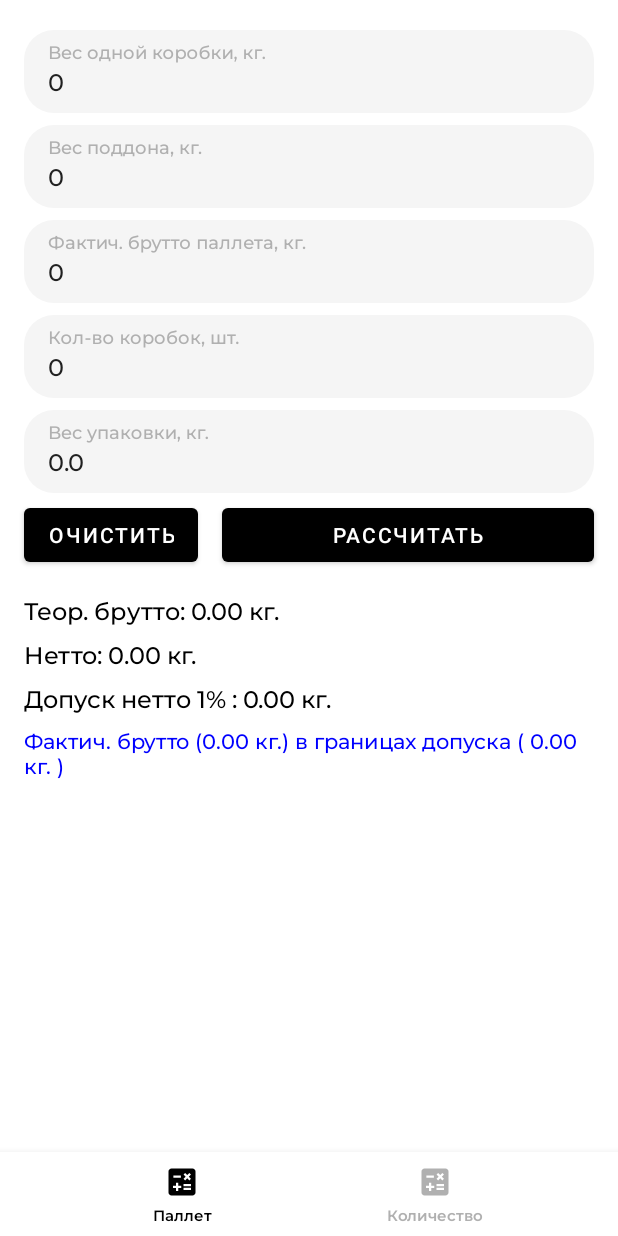
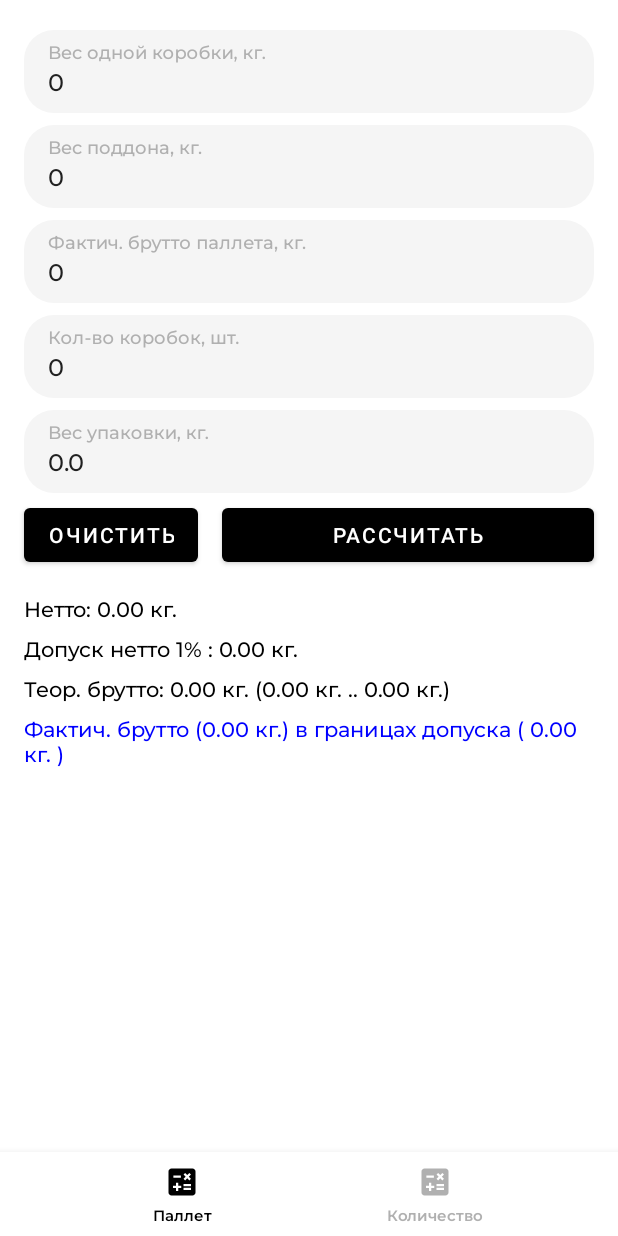
Before and after one commit to GoogelFist/PackerHelper, an Android app: the screen it shows after launch (MainActivity), after a tap on "РАССЧИТАТЬ", on a phone screen of 412 x 824 dp. Run offline under Robolectric (Android 15) with nearby library versions, the phone set to English and light mode, and no system bars; our stand-ins replace Dagger/Hilt's generated code, navigation-ui; 3 statements that could not run were skipped; 1 other tap on this screen came first.

Commit message:
edit layout

```diff
--- a/app/src/main/java/com/github/googelfist/packerhelper/presentation/screens/pallet/PalletViewModel.kt
+++ b/app/src/main/java/com/github/googelfist/packerhelper/presentation/screens/pallet/PalletViewModel.kt
@@ -7,6 +7,7 @@ import androidx.lifecycle.viewModelScope
 import com.github.googelfist.packerhelper.domain.LoadPalletUseCase
 import com.github.googelfist.packerhelper.domain.SavePackageWeightUseCase
 import com.github.googelfist.packerhelper.presentation.screens.EventHandler
+import com.github.googelfist.packerhelper.presentation.screens.pallet.model.Limit
 import com.github.googelfist.packerhelper.presentation.screens.pallet.model.PalletEvent
 import com.github.googelfist.packerhelper.presentation.screens.pallet.model.PalletState
 import kotlinx.coroutines.launch
@@ -44,14 +45,14 @@ class PalletViewModel(
 
             val theoreticalGross = clearWeight + event.packageWeight + event.trayWeight
             val realGross = event.grossWeight
-            val allow = clearWeight / 100
+            val limitValue = clearWeight / 100
 
-            val lowerBorderGross = theoreticalGross - allow
-            val highestBorderGross = theoreticalGross + allow
+            val minGrossLimit = theoreticalGross - limitValue
+            val maxGrossLimit = theoreticalGross + limitValue
 
-            val isCorrect = event.grossWeight in (lowerBorderGross..highestBorderGross)
-            val isLess = event.grossWeight < lowerBorderGross
-            val isMore = event.grossWeight > highestBorderGross
+            val isCorrect = event.grossWeight in (minGrossLimit..maxGrossLimit)
+            val isLess = event.grossWeight < minGrossLimit
+            val isMore = event.grossWeight > maxGrossLimit
 
             savePackageWeightUseCase(boxCount = event.boxCount, packageWeight = event.packageWeight)
 
@@ -59,23 +60,23 @@ class PalletViewModel(
                 isCorrect -> PalletState.Correct(
                     clearWeight = clearWeight,
                     theoreticalGross = theoreticalGross,
-                    allow = allow,
+                    limit = Limit(limitValue, minGrossLimit, maxGrossLimit),
                     realGross = realGross,
                     diff = event.grossWeight - theoreticalGross
                 )
                 isLess -> PalletState.Less(
                     clearWeight = clearWeight,
                     theoreticalGross = theoreticalGross,
-                    allow = allow,
+                    limit = Limit(limitValue, minGrossLimit, maxGrossLimit),
                     realGross = realGross,
-                    diff = event.grossWeight - lowerBorderGross
+                    diff = event.grossWeight - minGrossLimit
                 )
                 isMore -> PalletState.More(
                     clearWeight = clearWeight,
                     theoreticalGross = theoreticalGross,
-                    allow = allow,
+                    limit = Limit(limitValue, minGrossLimit, maxGrossLimit),
                     realGross = realGross,
-                    diff = event.grossWeight - highestBorderGross
+                    diff = event.grossWeight - maxGrossLimit
                 )
                 else -> PalletState.InitState()
             }
--- a/app/src/main/java/com/github/googelfist/packerhelper/presentation/screens/pallet/model/PalletState.kt
+++ b/app/src/main/java/com/github/googelfist/packerhelper/presentation/screens/pallet/model/PalletState.kt
@@ -4,7 +4,7 @@ sealed class PalletState {
     data class Less(
         val clearWeight: Float,
         val theoreticalGross: Float,
-        val allow: Float,
+        val limit: Limit,
         val realGross: Float,
         val diff: Float
     ) : PalletState()
@@ -12,7 +12,7 @@ sealed class PalletState {
     data class Correct(
         val clearWeight: Float,
         val theoreticalGross: Float,
-        val allow: Float,
+        val limit: Limit,
         val realGross: Float,
         val diff: Float
     ) : PalletState()
@@ -20,7 +20,7 @@ sealed class PalletState {
     data class More(
         val clearWeight: Float,
         val theoreticalGross: Float,
-        val allow: Float,
+        val limit: Limit,
         val realGross: Float,
         val diff: Float
     ) : PalletState()
@@ -31,3 +31,5 @@ sealed class PalletState {
         val packageWeight: Float = 0f
     ) : PalletState()
 }
+
+data class Limit(val value: Float, val minGrossLimit: Float, val maxGrossLimit: Float)
--- a/app/src/main/res/layout/pallet_fragment.xml
+++ b/app/src/main/res/layout/pallet_fragment.xml
@@ -188,31 +188,31 @@
     </androidx.appcompat.widget.LinearLayoutCompat>
 
     <TextView
+            android:id="@+id/tv_clear_weight"
+            android:layout_width="wrap_content"
+            android:layout_height="wrap_content"
+            android:layout_marginHorizontal="16dp"
+            android:layout_marginTop="16dp"
+            android:textAppearance="@style/Text.MontserratMedium.14.Black"
+            tools:text="Нетто" />
+
+    <TextView
+            android:id="@+id/tv_limit"
+            android:layout_width="match_parent"
+            android:layout_height="wrap_content"
+            android:layout_marginHorizontal="16dp"
+            android:layout_marginTop="8dp"
+            android:textAppearance="@style/Text.MontserratMedium.14.Black"
+            tools:text="Допуск" />
+
+    <TextView
             android:id="@+id/tv_theoretical_gross"
             android:layout_width="wrap_content"
             android:layout_height="wrap_content"
             android:layout_marginHorizontal="16dp"
-            android:layout_marginTop="16dp"
-            android:textAppearance="@style/Text.MontserratMedium.16.Black"
+            android:layout_marginTop="8dp"
+            android:textAppearance="@style/Text.MontserratMedium.14.Black"
             tools:text="Теор. брутто" />
-
-    <TextView
-            android:id="@+id/tv_clear_weight"
-            android:layout_width="wrap_content"
-            android:layout_height="wrap_content"
-            android:layout_marginHorizontal="16dp"
-            android:layout_marginTop="8dp"
-            android:textAppearance="@style/Text.MontserratMedium.16.Black"
-            tools:text="Нетто" />
-
-    <TextView
-            android:id="@+id/tv_allow"
-            android:layout_width="match_parent"
-            android:layout_height="wrap_content"
-            android:layout_marginHorizontal="16dp"
-            android:layout_marginTop="8dp"
-            android:textAppearance="@style/Text.MontserratMedium.16.Black"
-            tools:text="Допуск" />
 
     <TextView
             android:id="@+id/tv_real_gross"
--- a/app/src/main/res/values/strings.xml
+++ b/app/src/main/res/values/strings.xml
@@ -15,10 +15,10 @@
     <string name="package_weight">Вес упаковки, кг.</string>
 
     <string name="clear_weight_message">Нетто: %1$.2f кг.</string>
-    <string name="allow_message">Допуск нетто 1%% : %1$.2f кг.</string>
-    <string name="theoretical_gross_message">Теор. брутто: %1$.2f кг.</string>
-    <string name="less_real_gross_message">Фактич. брутто (%1$.2f кг.) меньше нижней границы допуска на %2$.2f кг.</string>
+    <string name="limit_message">Допуск нетто 1%% : %1$.2f кг.</string>
+    <string name="theoretical_gross_message">Теор. брутто: %1$.2f кг. (%2$.2f кг. .. %3$.2f кг.)</string>
+    <string name="less_real_gross_message">Фактич. брутто (%1$.2f кг.) меньше нижней границы допуска (%2$.2f кг.) на %3$.2f кг.</string>
     <string name="correct_real_gross_message">Фактич. брутто (%1$.2f кг.) в границах допуска ( %2$.2f кг. )</string>
-    <string name="more_real_gross_message">Фактич. брутто (%1$.2f кг.) больше верхней границы допуска на + %2$.2f кг.</string>
+    <string name="more_real_gross_message">Фактич. брутто (%1$.2f кг.) больше верхней границы допуска (%2$.2f кг.) на + %3$.2f кг.</string>
 
 </resources>
```
Also changed, not shown: app/src/main/java/com/github/googelfist/packerhelper/presentation/screens/pallet/PalletFragment.kt (+9 -9 lines).
